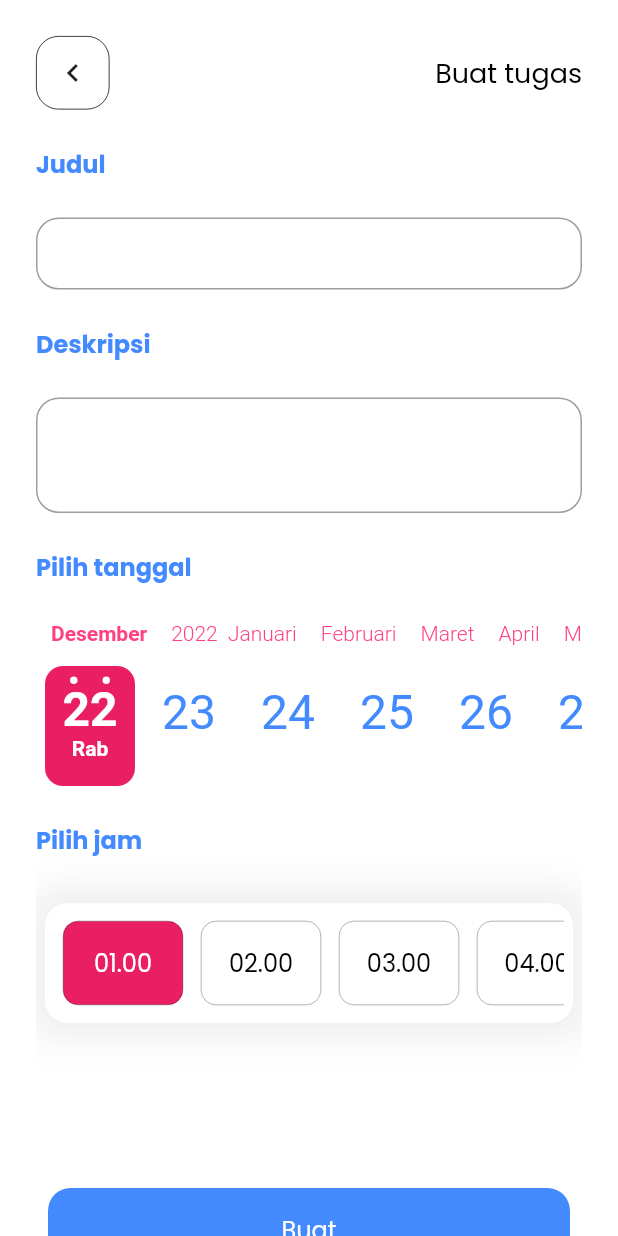
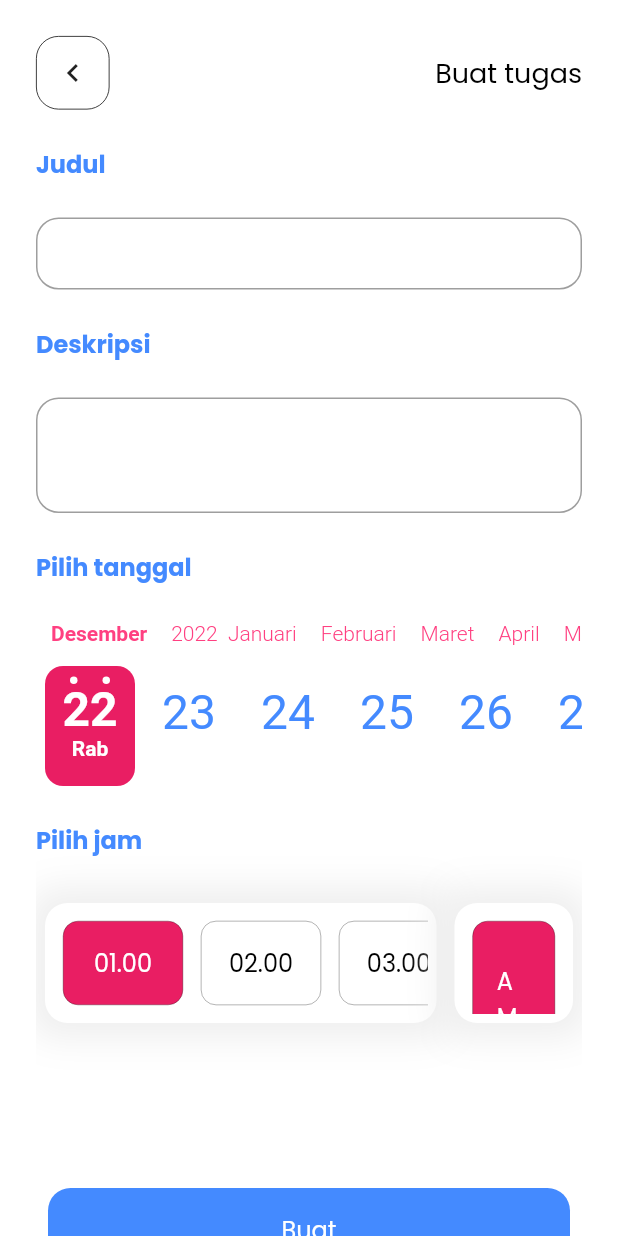
Before and after one commit to smartPipel/task-management, a Flutter app: the CreateToDo screen opened by its route, after a tap on "Buat", on a phone screen of 412 x 824 dp. Run offline on Flutter 3.47's test engine with Material 2 defaults, Android fonts, the light colour scheme and no system bars; drawn by our look-alikes of calendar_timeline; our stand-ins replace cloud_firestore, firebase_core, flutter_slidable, google_fonts, percent_indicator, timelines; accounts and stored records are empty; network calls fail.

Commit message:
Add time period

```diff
--- a/lib/app/constants/calendar_constants.dart
+++ b/lib/app/constants/calendar_constants.dart
@@ -11,16 +11,6 @@ List<String> jam = [
   '10.00',
   '11.00',
   '12.00',
-  '13.00',
-  '14.00',
-  '15.00',
-  '16.00',
-  '17.00',
-  '18.00',
-  '19.00',
-  '20.00',
-  '21.00',
-  '22.00',
-  '23.00',
-  '24.00',
 ];
+
+List<String> period = ['AM', 'PM'];
--- a/lib/app/modules/create-to-do/view/create_to_do.dart
+++ b/lib/app/modules/create-to-do/view/create_to_do.dart
@@ -16,7 +16,9 @@ class CreateToDo extends StatefulWidget {
 
 class _CreateToDoState extends State<CreateToDo> {
   DateTime dateNow = DateTime.now();
+  late DateTime dateEstimate;
   int selectedIndex = 0;
+  int selectedPeriodIndex = 0;
   final _scrollContoller = ScrollController();
   final _listViewScrollControler = ScrollController();
   final _titleController = TextEditingController();
@@ -114,10 +116,9 @@ class _CreateToDoState extends State<CreateToDo> {
                                       dateNow.month + 1, dateNow.day),
                                   onDateSelected: (date) {
                                     if (date != null) {
-                                      date.toLocal();
-                                      date = DateTime(date.year, date.month,
-                                          date.day, dateNow.hour);
-                                      print(date.hour);
+                                      // date.toLocal();
+                                      dateEstimate = date;
+                                      print(dateEstimate.day);
                                     }
                                   },
                                   leftMargin: smallSpacing,
@@ -147,9 +148,14 @@ class _CreateToDoState extends State<CreateToDo> {
                       const SizedBox(
                         height: mainSpacing,
                       ),
-                      Container(
+                      Row(
+                        children: [
+                          Expanded(
+                            flex: 6,
+                            child: Container(
                               decoration: BoxDecoration(
-                          borderRadius: BorderRadius.circular(borderRadius),
+                                borderRadius:
+                                    BorderRadius.circular(borderRadius),
                                 color: Colors.white,
                                 // border: Border.all(color: Colors.black, width: .5),
                                 boxShadow: [
@@ -189,11 +195,66 @@ class _CreateToDoState extends State<CreateToDo> {
                                 },
                               ),
                             ),
+                          ),
+                          Expanded(
+                            flex: 2,
+                            child: Container(
+                              decoration: BoxDecoration(
+                                borderRadius:
+                                    BorderRadius.circular(borderRadius),
+                                color: Colors.white,
+                                // border: Border.all(color: Colors.black, width: .5),
+                                boxShadow: [
+                                  BoxShadow(
+                                    color: Colors.grey.shade200,
+                                    blurRadius: 20,
+                                    offset: const Offset(0, 0),
+                                    spreadRadius: 10,
+                                  ),
+                                ],
+                              ),
+                              margin: const EdgeInsets.all(smallSpacing),
+                              padding: const EdgeInsets.all(smallSpacing),
+                              height: 80,
+                              child: ListView.builder(
+                                physics: const BouncingScrollPhysics(),
+                                itemCount: period.length,
+                                itemBuilder: (context, i) {
+                                  return HourListWidget(
+                                    title: period.map((e) => e).toList()[i],
+                                    onTap: () {
+                                      setState(() {
+                                        selectedPeriodIndex = i;
+                                      });
+                                      print(selectedPeriodIndex);
+                                    },
+                                    titleColor: selectedPeriodIndex == i
+                                        ? Colors.white
+                                        : Colors.black,
+                                    selectedColor: selectedPeriodIndex == i
+                                        ? Colors.pink
+                                        : Colors.white,
+                                  );
+                                },
+                              ),
+                            ),
+                          )
+                        ],
+                      ),
                       const SizedBox(
                         height: mainSpacing * 4,
                       ),
                       TextButton(
-                        onPressed: () {},
+                        onPressed: () {
+                          print(_titleController.text.trim());
+                          print(_descriptionController.text.trim());
+                          print(dateNow.day);
+                          print(dateEstimate.day);
+                          print(jam.map((e) => e).toList()[selectedIndex]);
+                          print(period
+                              .map((e) => e)
+                              .toList()[selectedPeriodIndex]);
+                        },
                         child: Container(
                           padding: const EdgeInsets.all(bigSpacing),
                           decoration: BoxDecoration(
--- a/lib/app/modules/home-screen/components/page_title.dart
+++ b/lib/app/modules/home-screen/components/page_title.dart
@@ -13,6 +13,7 @@ class PageTitle extends StatelessWidget {
         child: Text(
           'Pengelola Tugas',
           style: defaultFontsStyle(
+            fontWeight: FontWeight.w600,
             fontSize: 30,
           ),
         ),
--- a/lib/app/modules/home-screen/components/progress_card.dart
+++ b/lib/app/modules/home-screen/components/progress_card.dart
@@ -59,7 +59,7 @@ class ProgressCard extends StatelessWidget {
                   flex: 6,
                   child: Column(
                     crossAxisAlignment: CrossAxisAlignment.start,
-                    mainAxisAlignment: MainAxisAlignment.spaceAround,
+                    mainAxisAlignment: MainAxisAlignment.spaceEvenly,
                     children: [
                       SizedBox(
                         child: Row(
--- a/lib/app/modules/home-screen/view/home.dart
+++ b/lib/app/modules/home-screen/view/home.dart
@@ -48,7 +48,9 @@ class _HomeScreenState extends State<HomeScreen> {
           margin: const EdgeInsets.all(mainSpacing),
           child: Column(
             children: [
-              SizedBox(
+              Container(
+                padding: const EdgeInsets.only(
+                    left: mainSpacing, bottom: smallSpacing),
                 height: height(context) * .06,
                 child: const PageTitle(),
               ),
```
Also changed, not shown: lib/app/modules/home-screen/components/to_do_list_components.dart (+0 -8 lines), 1 other file. Lines whose indentation alone changed are shown as unchanged.
